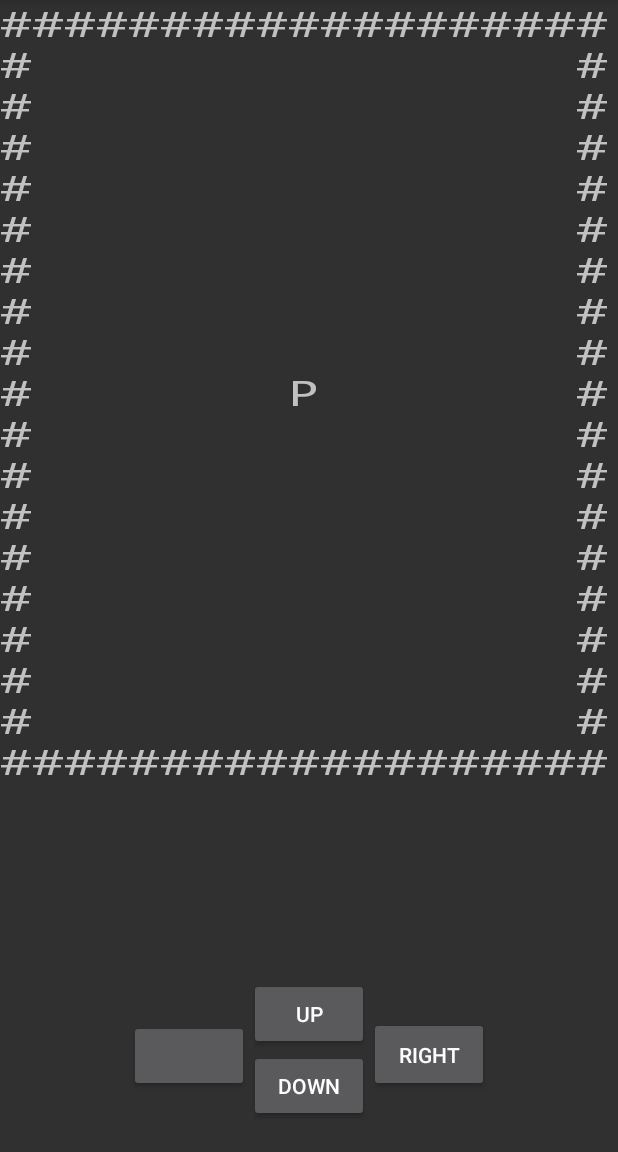
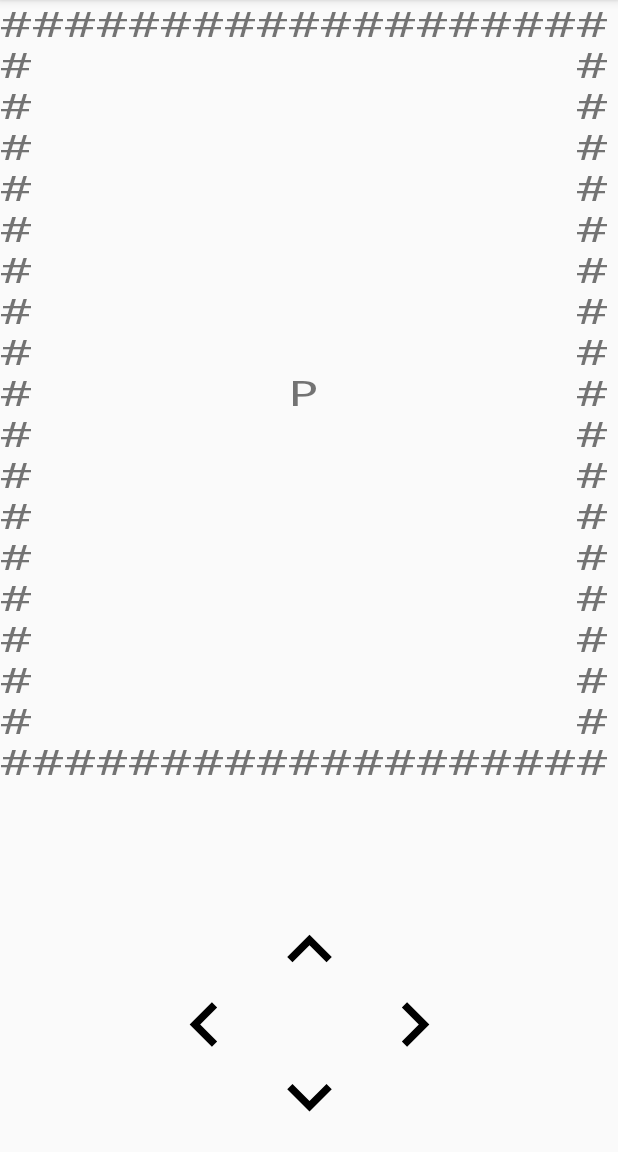
Before and after one commit to bloominstituteoftechnology/Android_Themes, an Android app: the screen it shows after launch (MainActivity), on a phone screen of 412 x 824 dp, the part 84-1236 px from its top. Run offline under Robolectric (Android 15) with nearby library versions, the phone set to English and light mode, and no system bars.

Commit message:
Setup Buttons with vector assets

```diff
--- a/MyApplication/app/src/main/java/com/example/myapplication/Handler.java
+++ b/MyApplication/app/src/main/java/com/example/myapplication/Handler.java
@@ -41,7 +41,7 @@ public class Handler {
     public static boolean checkCollision(int y, int x){
         y += PLAYER_POS_Y;
         x += PLAYER_POS_X;
-        if(map.getCharYX(y,x) == '♣' || map.getCharYX(y,x) == '#'){
+        if(map.getCharYX(y,x) == 'X' || map.getCharYX(y,x) == '#'){
             return true;
         }
         else{return false;}
--- a/MyApplication/app/src/main/java/com/example/myapplication/MainActivity.java
+++ b/MyApplication/app/src/main/java/com/example/myapplication/MainActivity.java
@@ -1,12 +1,14 @@
 package com.example.myapplication;
 
 import android.graphics.Typeface;
+import android.media.Image;
 import android.support.v7.app.AppCompatActivity;
 import android.os.Bundle;
 import android.util.Log;
 import android.view.Display;
 import android.view.View;
 import android.widget.Button;
+import android.widget.ImageView;
 import android.widget.TextView;
 
 public class MainActivity extends AppCompatActivity {
@@ -17,10 +19,10 @@ public class MainActivity extends AppCompatActivity {
     static int xPos = 20;
     static int DISPLAY_WIDTH;
     static int DISPLAY_HEIGHT;
-    Button upButton;
-    Button downButton;
-    Button leftButton;
-    Button rightButton;
+    ImageView upButton;
+    ImageView downButton;
+    ImageView leftButton;
+    ImageView rightButton;
     Display display;
 
 
--- a/MyApplication/app/src/main/res/layout/activity_main.xml
+++ b/MyApplication/app/src/main/res/layout/activity_main.xml
@@ -17,49 +17,53 @@
         app:layout_constraintRight_toRightOf="parent"
         app:layout_constraintTop_toTopOf="parent" />
 
-    <Button
+    <ImageView
         android:id="@+id/button_left"
-        android:layout_width="80dp"
-        android:layout_height="wrap_content"
-
-        android:layout_marginBottom="40dp"
+        android:layout_width="70dp"
+        android:layout_height="70dp"
+        android:layout_marginBottom="50dp"
+        android:src="@drawable/ic_left_black_24dp"
+        android:scaleType="fitCenter"
+        android:padding="5dp"
         app:layout_constraintEnd_toStartOf="@+id/button_down"
         app:layout_constraintHorizontal_bias="0.5"
         app:layout_constraintHorizontal_chainStyle="packed"
         app:layout_constraintStart_toStartOf="parent"
         app:layout_constraintBottom_toBottomOf="parent"/>
 
-    <Button
+    <ImageView
         android:id="@+id/button_down"
-        android:layout_width="80dp"
-        android:layout_height="wrap_content"
-        android:text="DOWN"
-        android:layout_marginBottom="20dp"
+        android:layout_width="70dp"
+        android:layout_height="70dp"
+        android:src="@drawable/ic_down_black_24dp"
+        android:scaleType="fitCenter"
+        android:padding="5dp"
         app:layout_constraintEnd_toStartOf="@+id/button_right"
         app:layout_constraintHorizontal_bias="0.5"
         app:layout_constraintStart_toEndOf="@+id/button_left"
         app:layout_constraintBottom_toBottomOf="parent"/>
 
-    <Button
+    <ImageView
         android:id="@+id/button_right"
-        android:layout_width="80dp"
-        android:layout_height="50dp"
-        android:text="RIGHT"
-        android:layout_marginBottom="40dp"
+        android:layout_width="70dp"
+        android:layout_height="70dp"
+        android:src="@drawable/ic_right_black_24dp"
+        android:scaleType="fitCenter"
+        android:padding="5dp"
+        android:layout_marginBottom="50dp"
         app:layout_constraintEnd_toEndOf="parent"
         app:layout_constraintHorizontal_bias="0.5"
         app:layout_constraintStart_toEndOf="@+id/button_down"
         app:layout_constraintBottom_toBottomOf="parent"/>
 
-    <Button
+    <ImageView
         android:id="@+id/button_up"
-        android:layout_width="80dp"
-        android:layout_height="wrap_content"
-        android:text="UP"
-        android:layout_marginStart="8dp"
-        android:layout_marginLeft="8dp"
-        android:layout_marginEnd="8dp"
-        android:layout_marginRight="8dp"
+        android:layout_width="70dp"
+        android:layout_height="70dp"
+        android:src="@drawable/ic_up_black_24dp"
+        android:scaleType="fitCenter"
+        android:padding="5dp"
+        android:layout_marginBottom="30dp"
         app:layout_constraintBottom_toTopOf="@id/button_down"
         app:layout_constraintEnd_toEndOf="parent"
         app:layout_constraintStart_toStartOf="parent" />
--- a/MyApplication/app/src/main/res/values/styles.xml
+++ b/MyApplication/app/src/main/res/values/styles.xml
@@ -1,7 +1,7 @@
 <resources>
 
     <!-- Base application theme. -->
-    <style name="AppTheme" parent="Theme.AppCompat">
+    <style name="AppTheme" parent="Theme.AppCompat.Light.DarkActionBar">
         <!-- Customize your theme here. -->
         <item name="colorPrimary">@color/colorPrimary</item>
         <item name="colorPrimaryDark">@color/colorPrimaryDark</item>
```
